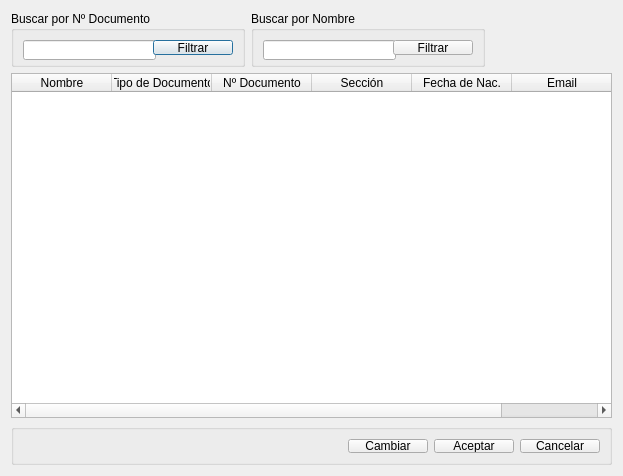
First picture: the form in src/ui/DialogCambiarDeSeccionUnEmpleado.ui, repository guilleurrutia10/division-transporte, before the edit.
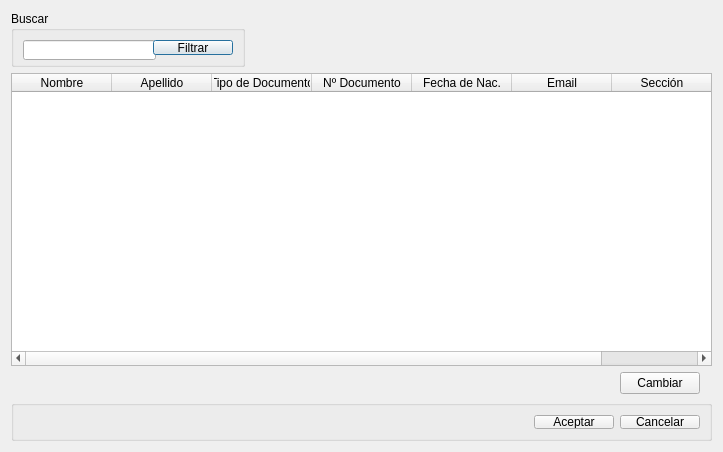
Second picture: the form after the edit.

Commit message: Cambiar empleado de seccion, funcionalidad terminada, falta pulir

What changed in the file:
```diff
--- a/src/ui/DialogCambiarDeSeccionUnEmpleado.ui
+++ b/src/ui/DialogCambiarDeSeccionUnEmpleado.ui
@@ -6,10 +6,16 @@
    <rect>
     <x>0</x>
     <y>0</y>
-    <width>623</width>
-    <height>476</height>
+    <width>723</width>
+    <height>452</height>
    </rect>
   </property>
+  <property name="maximumSize">
+   <size>
+    <width>723</width>
+    <height>16777215</height>
+   </size>
+  </property>
   <property name="windowTitle">
    <string>Cambiar De Seccion Un Empleado</string>
   </property>
@@ -29,7 +35,7 @@
       </size>
      </property>
      <property name="title">
-      <string>Buscar por Nº Documento</string>
+      <string>Buscar</string>
      </property>
      <layout class="QHBoxLayout" name="horizontalLayout_2">
       <item>
@@ -52,92 +58,7 @@
      </layout>
     </widget>
    </item>
-   <item row="0" column="2">
-    <widget class="QGroupBox" name="groupBox_2">
-     <property name="minimumSize">
-      <size>
-       <width>0</width>
-       <height>0</height>
-      </size>
-     </property>
-     <property name="maximumSize">
-      <size>
-       <width>234</width>
-       <height>56</height>
-      </size>
-     </property>
-     <property name="title">
-      <string>Buscar por Nombre</string>
-     </property>
-     <layout class="QHBoxLayout" name="horizontalLayout">
-      <item>
-       <widget class="QLineEdit" name="lineEditFiltrarNombre">
-        <property name="minimumSize">
-         <size>
-          <width>133</width>
-          <height>20</height>
-         </size>
-        </property>
-       </widget>
-      </item>
-      <item>
-       <widget class="QPushButton" name="pushButtonFiltrarNombre">
-        <property name="text">
-         <string>Filtrar</string>
-        </property>
-       </widget>
-      </item>
-     </layout>
-    </widget>
-   </item>
-   <item row="0" column="3">
-    <spacer name="horizontalSpacer_4">
-     <property name="orientation">
-      <enum>Qt::Horizontal</enum>
-     </property>
-     <property name="sizeHint" stdset="0">
-      <size>
-       <width>185</width>
-       <height>20</height>
-      </size>
-     </property>
-    </spacer>
-   </item>
-   <item row="1" column="0" colspan="4">
-    <widget class="QTableWidget" name="tableWidget">
-     <column>
-      <property name="text">
-       <string>Nombre</string>
-      </property>
-     </column>
-     <column>
-      <property name="text">
-       <string>Tipo de Documento</string>
-      </property>
-     </column>
-     <column>
-      <property name="text">
-       <string>Nº Documento</string>
-      </property>
-     </column>
-     <column>
-      <property name="text">
-       <string>Sección</string>
-      </property>
-     </column>
-     <column>
-      <property name="text">
-       <string>Fecha de Nac.</string>
-      </property>
-     </column>
-     <column>
-      <property name="text">
-       <string>Email</string>
-      </property>
-     </column>
-    </widget>
-   </item>
-   <item row="2" column="0" colspan="4">
+   <item row="4" column="0" colspan="3">
     <widget class="QGroupBox" name="groupBoxButtonBox">
      <property name="minimumSize">
       <size>
@@ -168,13 +89,6 @@
         </property>
        </spacer>
       </item>
-      <item row="0" column="1">
-       <widget class="QPushButton" name="pushButton_Cambiar">
-        <property name="text">
-         <string>Cambiar</string>
-        </property>
-       </widget>
-      </item>
       <item row="0" column="2">
        <widget class="QPushButton" name="pushButtonAceptar">
         <property name="text">
@@ -192,6 +106,78 @@
      </layout>
     </widget>
    </item>
+   <item row="1" column="0" colspan="3">
+    <widget class="QTableWidget" name="tableWidgetEmpleados">
+     <attribute name="horizontalHeaderMinimumSectionSize">
+      <number>25</number>
+     </attribute>
+     <attribute name="verticalHeaderDefaultSectionSize">
+      <number>30</number>
+     </attribute>
+     <column>
+      <property name="text">
+       <string>Nombre</string>
+      </property>
+     </column>
+     <column>
+      <property name="text">
+       <string>Apellido</string>
+      </property>
+     </column>
+     <column>
+      <property name="text">
+       <string>Tipo de Documento</string>
+      </property>
+     </column>
+     <column>
+      <property name="text">
+       <string>Nº Documento</string>
+      </property>
+     </column>
+     <column>
+      <property name="text">
+       <string>Fecha de Nac.</string>
+      </property>
+     </column>
+     <column>
+      <property name="text">
+       <string>Email</string>
+      </property>
+     </column>
+     <column>
+      <property name="text">
+       <string>Sección</string>
+      </property>
+     </column>
+    </widget>
+   </item>
+   <item row="2" column="0">
+    <layout class="QHBoxLayout" name="horizontalLayout">
+     <item>
+      <spacer name="horizontalSpacer">
+       <property name="orientation">
+        <enum>Qt::Horizontal</enum>
+       </property>
+       <property name="sizeType">
+        <enum>QSizePolicy::Expanding</enum>
+       </property>
+       <property name="sizeHint" stdset="0">
+        <size>
+         <width>800</width>
+         <height>20</height>
+        </size>
+       </property>
+      </spacer>
+     </item>
+     <item>
+      <widget class="QPushButton" name="pushButtonCambiar">
+       <property name="text">
+        <string>Cambiar</string>
+       </property>
+      </widget>
+     </item>
+    </layout>
+   </item>
   </layout>
  </widget>
  <resources/>
```
Left out of the diff: 4 changed lines with no effect on the pictures. The commit also changes 14 other files.
